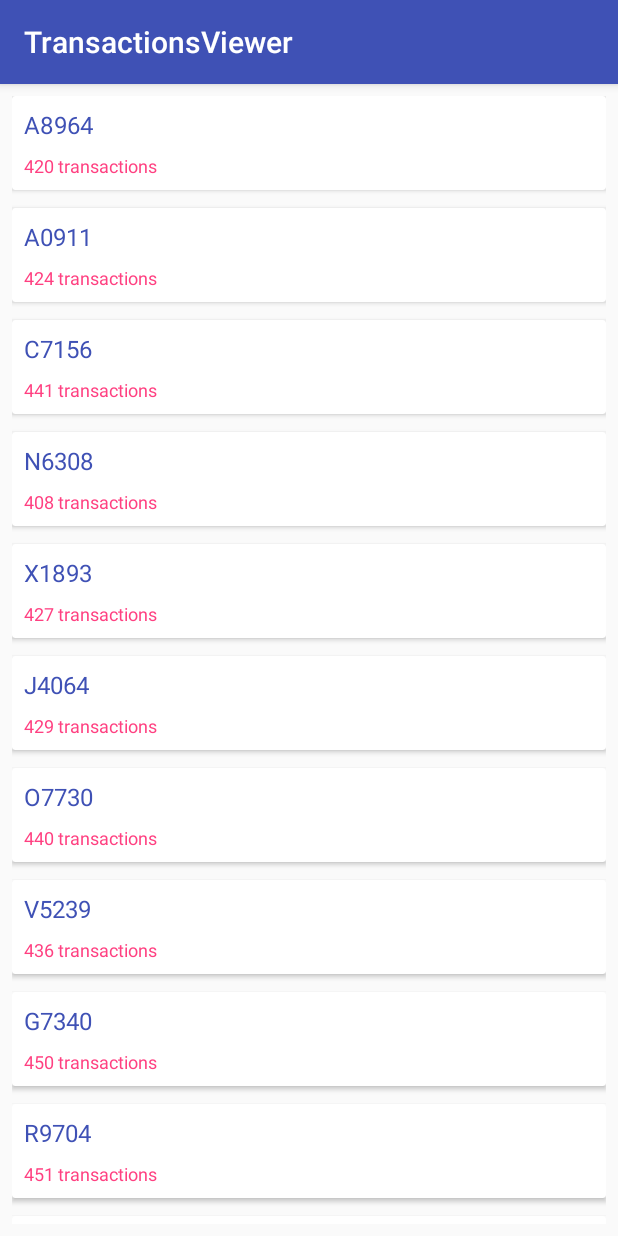
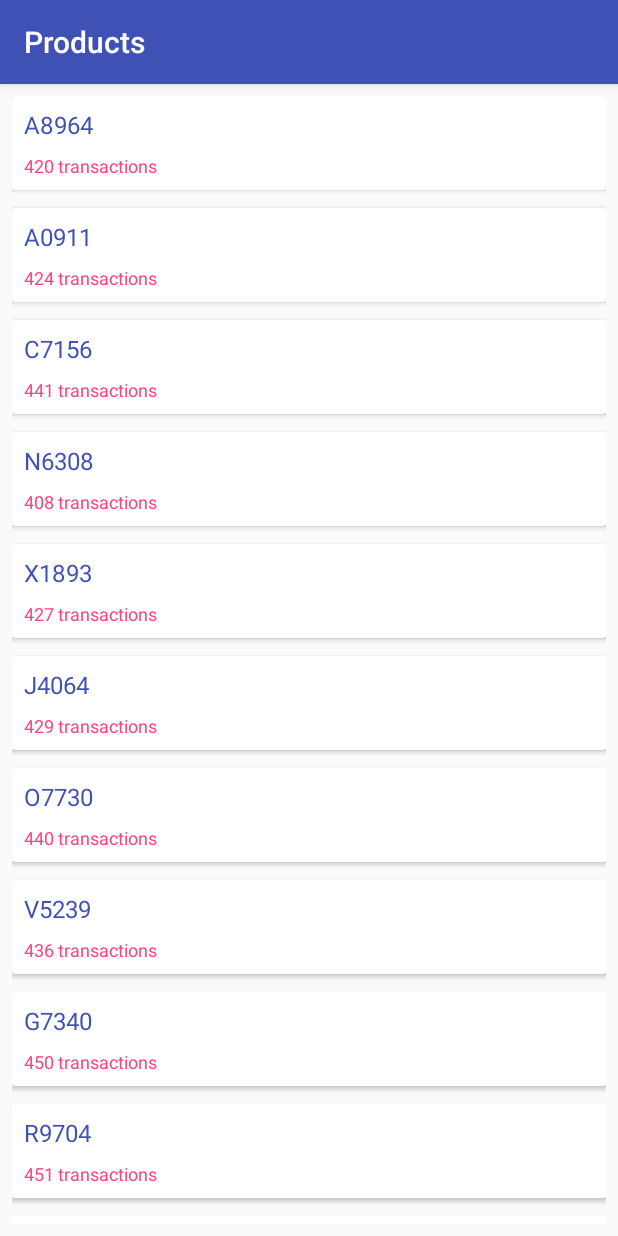
Before and after one commit to akshayt23/TransactionsViewer, an Android app: the screen it shows after launch (ProductsActivity), on a phone screen of 412 x 824 dp. Run offline under Robolectric (Android 15) with nearby library versions, the phone set to English and light mode, and no system bars; our stand-ins replace ButterKnife, Dagger/Hilt's generated code.

Commit message:
Added toolbar titles

```diff
--- a/TransactionsViewer/app/src/main/java/com/rubberduck/transactionsviewer/presentation/view/activity/ProductsActivity.java
+++ b/TransactionsViewer/app/src/main/java/com/rubberduck/transactionsviewer/presentation/view/activity/ProductsActivity.java
@@ -45,6 +45,7 @@ public class ProductsActivity extends MvpActivity<ProductsPresenter>
     @Override
     protected void onCreate(@Nullable Bundle savedInstanceState) {
         super.onCreate(savedInstanceState);
+        getSupportActionBar().setTitle("Products");
         initProductsRecycler();
     }
 
--- a/TransactionsViewer/app/src/main/java/com/rubberduck/transactionsviewer/presentation/view/activity/TransactionsActivity.java
+++ b/TransactionsViewer/app/src/main/java/com/rubberduck/transactionsviewer/presentation/view/activity/TransactionsActivity.java
@@ -58,6 +58,7 @@ public class TransactionsActivity extends MvpActivity<TransactionsPresenter>
     @Override
     protected void onCreate(@Nullable Bundle savedInstanceState) {
         super.onCreate(savedInstanceState);
+        getSupportActionBar().setTitle(productSku);
         initProductsRecycler();
     }
 
```
